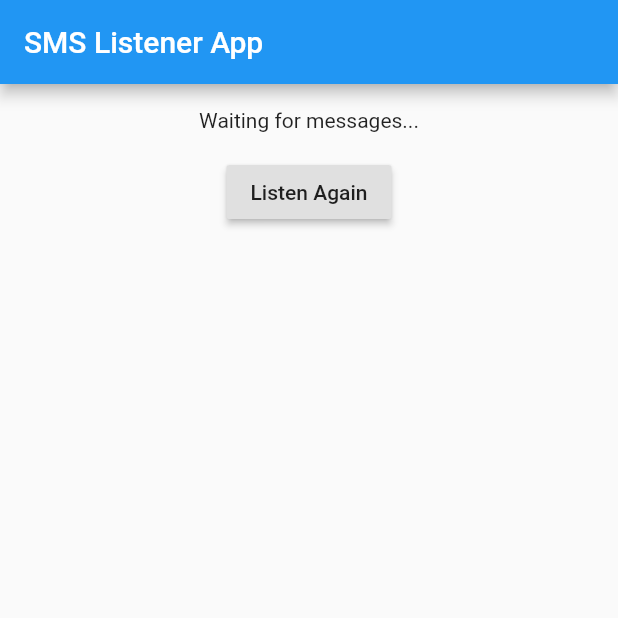
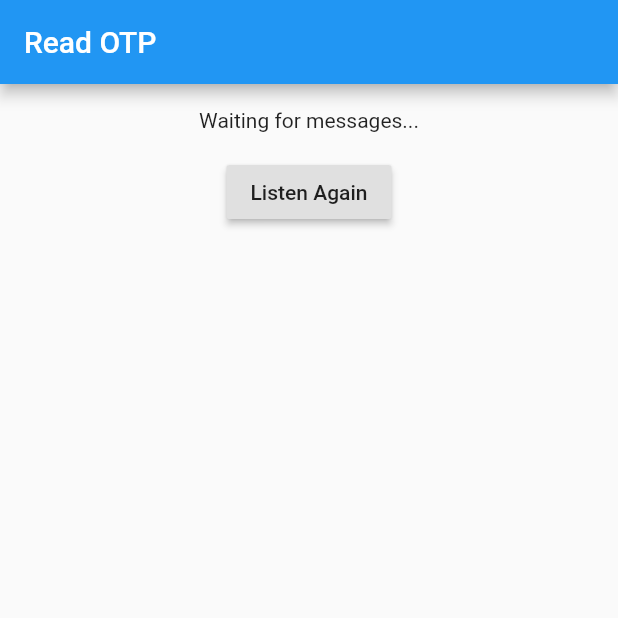
Before and after one commit to dineshpote26/flutter_read_otp, a Flutter app: the screen it shows after launch, on a phone screen of 412 x 824 dp, the top half of it. Run offline on Flutter 3.47's test engine with Material 2 defaults, Android fonts, the phone set to English and light mode, and no system bars.

Commit message:
change example

```diff
--- a/example/lib/main.dart
+++ b/example/lib/main.dart
@@ -43,7 +43,7 @@ class _MyAppState extends State<MyApp> {
     return MaterialApp(
       home: Scaffold(
         appBar: AppBar(
-          title: const Text('SMS Listener App'),
+          title: const Text('Read OTP'),
         ),
         body: Column(
           children: <Widget>[
```
